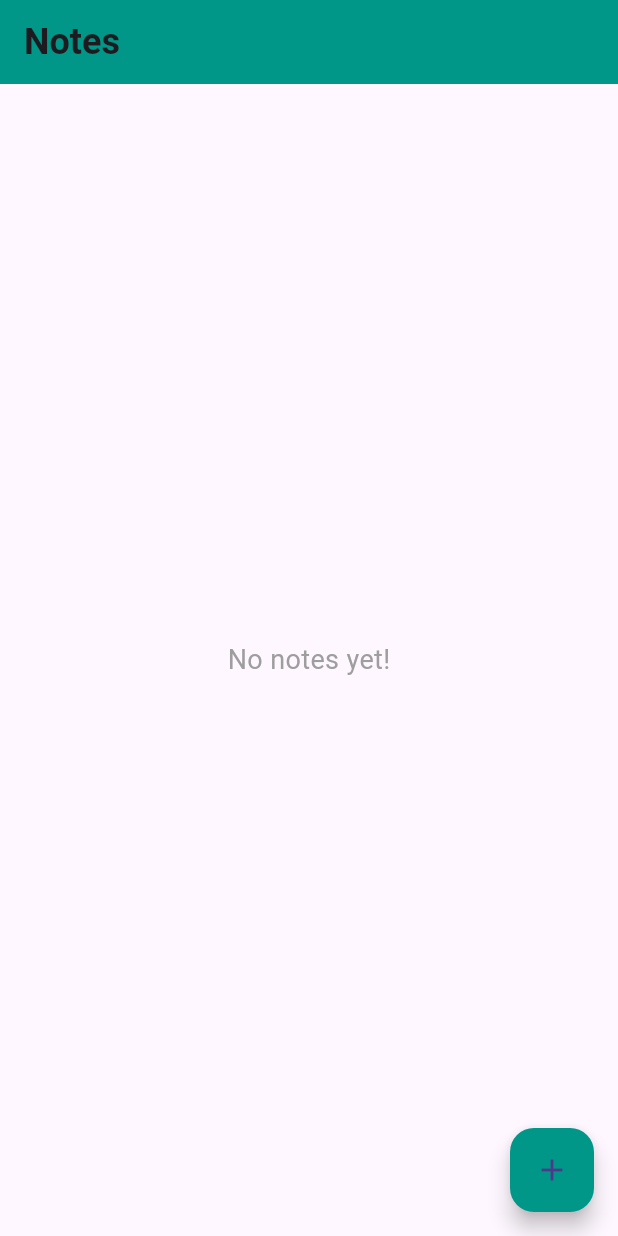
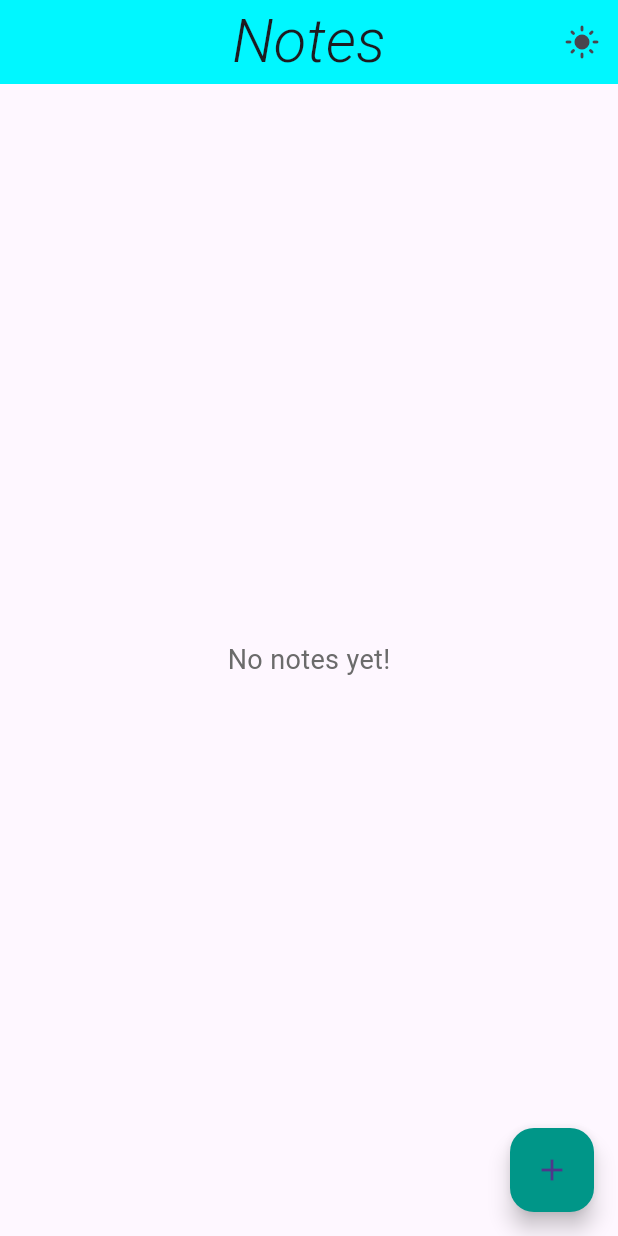
Before and after one commit to Ragnar-dot/NoteApp, a Flutter app: the screen it shows after launch, on a phone screen of 412 x 824 dp. Run offline on Flutter 3.47's test engine with Material 3 defaults, Android fonts, the phone set to English and light mode, and no system bars; our stand-ins replace hive, hive_flutter; accounts and stored records are empty.

Commit message:
noteappversion4

```diff
--- a/noteapp/lib/note_list_screen.dart
+++ b/noteapp/lib/note_list_screen.dart
@@ -1,6 +1,7 @@
 import 'package:flutter/material.dart';
 import 'package:provider/provider.dart';
 import 'note_provider.dart';
+import 'theme_provider.dart';
 import 'note_edit_screen.dart';
 
 class NoteListScreen extends StatelessWidget {
@@ -8,10 +9,28 @@ class NoteListScreen extends StatelessWidget {
 
   @override
   Widget build(BuildContext context) {
+    // Abfrage des aktuellen Themas (Dark Mode oder Light Mode)
+    bool isDarkMode = Provider.of<ThemeProvider>(context).isDarkMode;
     return Scaffold(
       appBar: AppBar(
-        title: const Text('Notes', style: TextStyle(fontSize: 24, fontWeight: FontWeight.bold)),
-        backgroundColor: Colors.teal,
+        title: const Text(
+          'Notes',
+          style: TextStyle(
+            fontStyle: FontStyle.italic, // Italic Schriftstil
+            fontWeight: FontWeight.w300, // Regular 400
+            fontSize: 40, // Schriftgröße
+          ),
+        ),
+        centerTitle: true, // Überschrift zentrieren
+        backgroundColor: const Color.fromARGB(255, 0, 247, 255),
+        actions: [
+          IconButton(
+            icon: Icon(isDarkMode ? Icons.dark_mode : Icons.light_mode),
+            onPressed: () {
+              Provider.of<ThemeProvider>(context, listen: false).toggleTheme(); // Dark Mode umschalten
+            },
+          ),
+        ],
       ),
       body: Padding(
         padding: const EdgeInsets.all(16.0),
@@ -21,7 +40,7 @@ class NoteListScreen extends StatelessWidget {
               return const Center(
                 child: Text(
                   'No notes yet!',
-                  style: TextStyle(fontSize: 18, color: Colors.grey),
+                  style: TextStyle(fontSize: 18, color: Color.fromARGB(255, 107, 107, 107)),
                 ),
               );
             }
@@ -35,13 +54,30 @@ class NoteListScreen extends StatelessWidget {
                     title: Text(
                       note.title,
                       style: TextStyle(
+                        color: isDarkMode ? Colors.white : Colors.black, // Schriftfarbe basierend auf dem Theme
                         decoration: note.isCompleted
                             ? TextDecoration.lineThrough
                             : TextDecoration.none,
-                        color: note.isCompleted ? Colors.grey : Colors.black,
                       ),
                     ),
-                    subtitle: Text(note.description),
+                    subtitle: Column(
+                      crossAxisAlignment: CrossAxisAlignment.start,
+                      children: [
+                        Text(
+                          note.description,
+                          style: TextStyle(
+                            color: isDarkMode ? Colors.white70 : Colors.black87, // Beschreibung passend zum Theme
+                          ),
+                        ),
+                        Text(
+                          'Erstellt am: ${note.createdDate.toLocal().toString().split(' ')[0]}', // Datum anzeigen
+                          style: const TextStyle(
+                            fontSize: 12,
+                            color: Colors.grey, // Datum bleibt grau
+                          ),
+                        ),
+                      ],
+                    ),
                     trailing: Row(
                       mainAxisSize: MainAxisSize.min,
                       children: [
--- a/noteapp/lib/theme_provider.dart
+++ b/noteapp/lib/theme_provider.dart
@@ -16,7 +16,7 @@ class ThemeProvider extends ChangeNotifier {
     notifyListeners();
   }
 
-  void _loadTheme() async {
+  void _loadTheme() {
     final box = Hive.box('settings');
     _isDarkMode = box.get('isDarkMode', defaultValue: false);
     notifyListeners();
```
Also changed, not shown: 1 other file.
